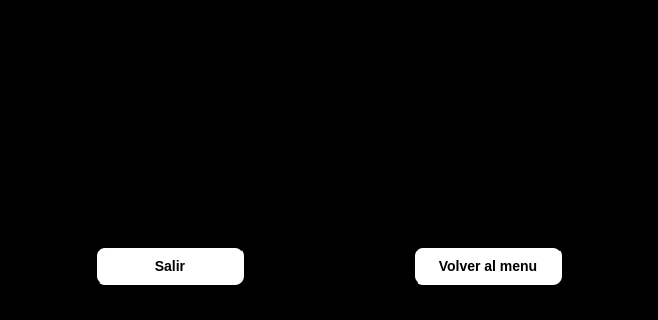
Qt form client/vista/menu_finalizar.ui (AlanValdevenito/Worms) before a commit; both pictures show x 0 to 658 and y 184 to 504 of the 658 by 504 pixel window.
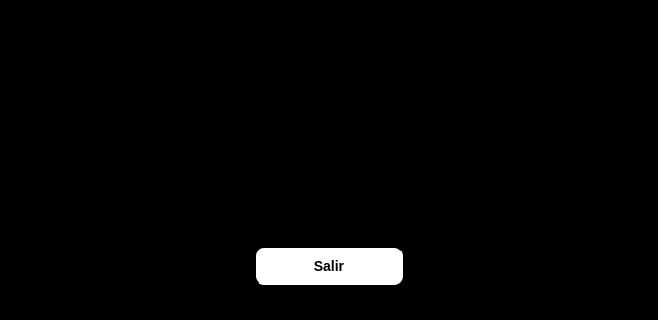
The same form after that commit. Icons and pictures are not drawn.

Commit message: Se agrega la opcion de elegir el mapa desde el menu de crear partidas

Diff of the .ui file:
```diff
--- a/client/vista/menu_finalizar.ui
+++ b/client/vista/menu_finalizar.ui
@@ -6,8 +6,8 @@
    <rect>
     <x>0</x>
     <y>0</y>
-    <width>640</width>
-    <height>480</height>
+    <width>658</width>
+    <height>504</height>
    </rect>
   </property>
   <property name="windowTitle">
@@ -100,53 +100,10 @@
       <property name="frameShadow">
        <enum>QFrame::Raised</enum>
       </property>
-      <widget class="QPushButton" name="volverAtrasButton">
-       <property name="geometry">
-        <rect>
-         <x>404</x>
-         <y>175</y>
-         <width>150</width>
-         <height>40</height>
-        </rect>
-       </property>
-       <property name="sizePolicy">
-        <sizepolicy hsizetype="Preferred" vsizetype="Preferred">
-         <horstretch>0</horstretch>
-         <verstretch>0</verstretch>
-        </sizepolicy>
-       </property>
-       <property name="maximumSize">
-        <size>
-         <width>300</width>
-         <height>300</height>
-        </size>
-       </property>
-       <property name="styleSheet">
-        <string notr="true">QPushButton {
-	background-color: white;
-	border-style: outset;
-	border-width: 2px;
-	border-radius: 10px;
-	font: bold 14px;
-}
-
-QPushButton:hover {
-	background: grey;
-}
-
-QPushButton:pressed {
-	background-color: grey;
-	border-style: inset;
-}</string>
-       </property>
-       <property name="text">
-        <string>Volver al menu</string>
-       </property>
-      </widget>
       <widget class="QPushButton" name="volverAtrasButton_2">
        <property name="geometry">
         <rect>
-         <x>86</x>
+         <x>245</x>
          <y>175</y>
          <width>150</width>
          <height>40</height>
```
The commit also changes 12 other files.
